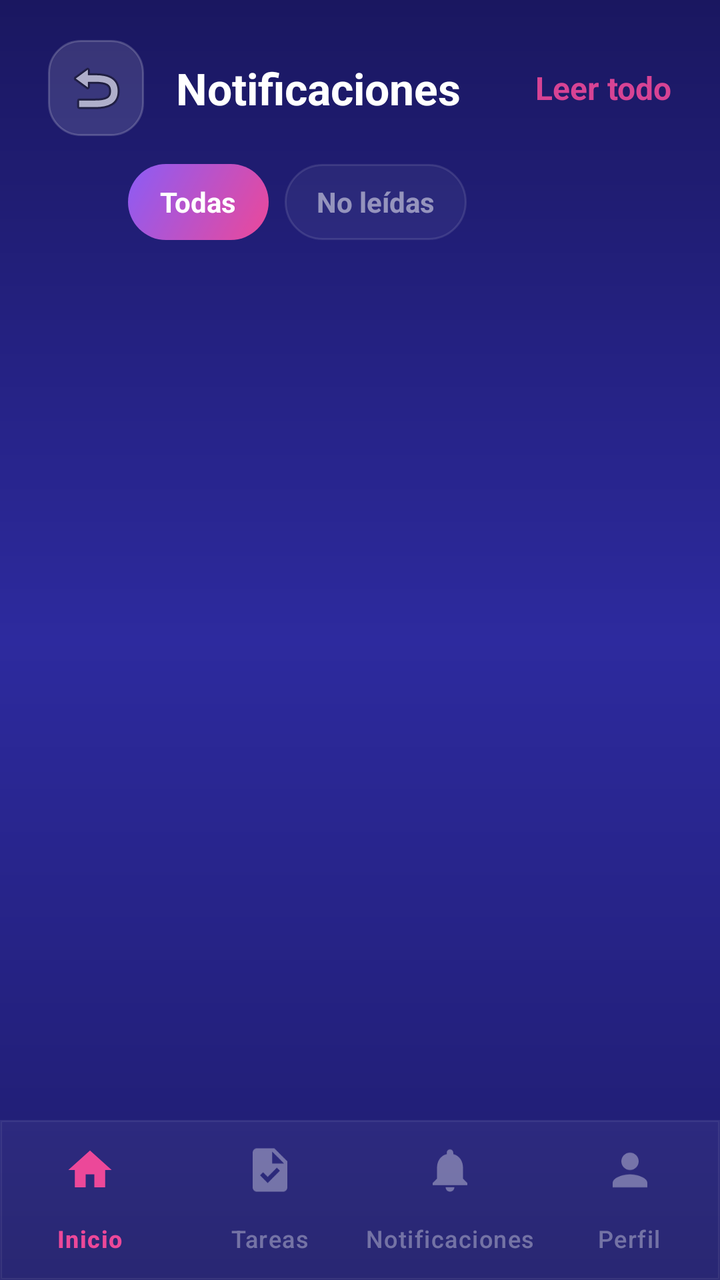
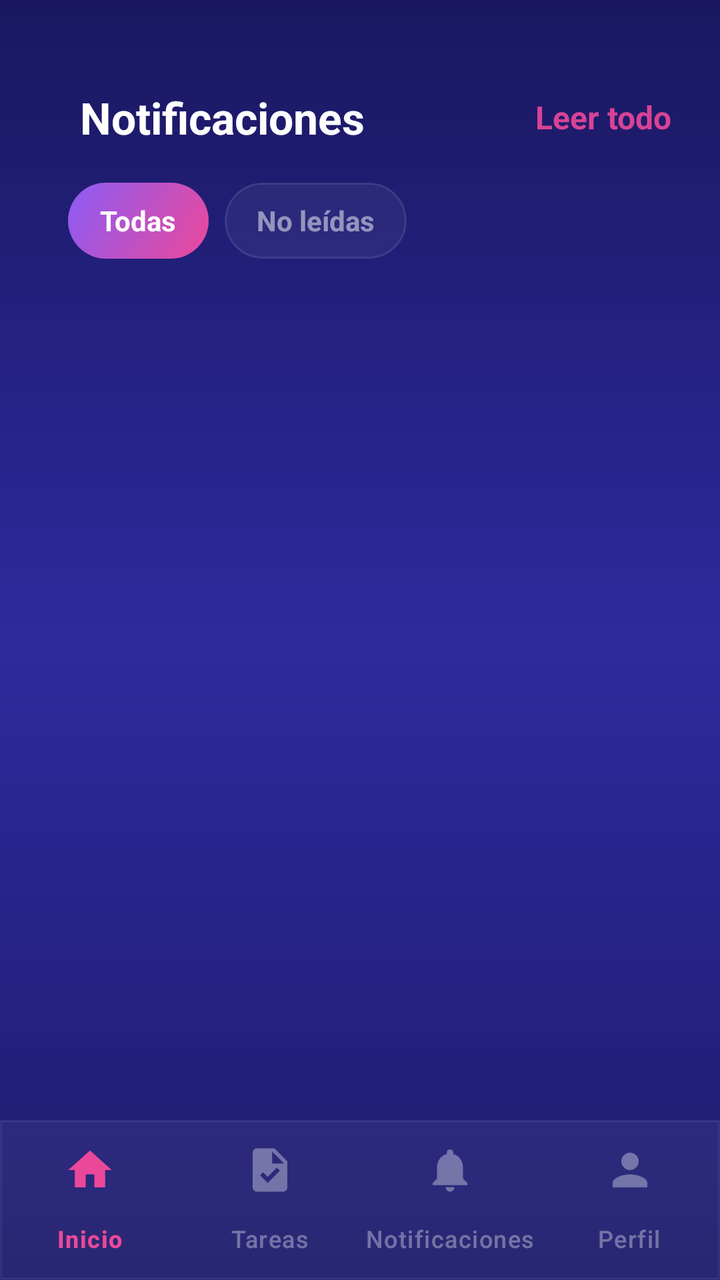

Screens rendered from an Android XML layout before and after an edit, with the pre-edit source and the edit as a unified diff.
<!-- AndroidManifest.xml: application theme Theme.AppTareas -->
<!-- res/layout/notification.xml -->
<?xml version="1.0" encoding="utf-8"?>
<androidx.coordinatorlayout.widget.CoordinatorLayout
    xmlns:android="http://schemas.android.com/apk/res/android"
    android:layout_width="match_parent"
    android:layout_height="match_parent"
    xmlns:app="http://schemas.android.com/apk/res-auto">

    <androidx.core.widget.NestedScrollView
        android:layout_width="match_parent"
        android:layout_height="match_parent"
        android:background="@drawable/bg_gradient_login"
        android:fillViewport="true"
        android:paddingBottom="90dp"
        android:clipToPadding="false">

        <LinearLayout
            android:layout_width="match_parent"
            android:layout_height="wrap_content"
            android:orientation="vertical"
            android:gravity="center_horizontal"
            android:paddingStart="24dp"
            android:paddingEnd="24dp"
            android:paddingTop="20dp"
            android:paddingBottom="40dp">

            <LinearLayout
                android:layout_width="match_parent"
                android:layout_height="wrap_content"
                android:orientation="horizontal"
                android:gravity="center_vertical"
                android:layout_marginBottom="4dp"
                >

                <ImageButton
                    android:id="@+id/btnBack"
                    android:layout_width="48dp"
                    android:layout_height="48dp"
                    android:layout_alignParentStart="true"
                    android:background="@drawable/bg_glass_input"
                    android:src="@android:drawable/ic_menu_revert"
                    android:contentDescription="Volver"

                    android:padding="20dp"/>

                <TextView
                    android:layout_width="0dp"
                    android:layout_height="wrap_content"
                    android:layout_weight="1"
                    android:layout_marginStart="16dp"
                    android:text="Notificaciones"
                    android:textColor="#FFFFFF"
                    android:textSize="22sp"
                    android:textStyle="bold" />


                <TextView
                    android:id="@+id/btnMarkAllRead"
                    android:layout_width="wrap_content"
                    android:layout_height="wrap_content"
                    android:text="Leer todo"
                    android:textColor="#E6EC4899"
                    android:textSize="16sp"
                    android:textStyle="bold"
                    android:clickable="true"
                    android:focusable="true"/>
            </LinearLayout>

            <LinearLayout
                android:layout_width="match_parent"
                android:layout_height="wrap_content"
                android:orientation="horizontal"
                android:paddingStart="40dp"
                android:paddingEnd="20dp"
                android:paddingBottom="10dp"
                android:paddingTop="10dp">

                <TextView
                    android:id="@+id/filterAll"
                    android:layout_width="wrap_content"
                    android:layout_height="38dp"
                    android:layout_marginEnd="8dp"
                    android:gravity="center"
                    android:paddingStart="16dp"
                    android:paddingEnd="16dp"
                    android:text="Todas"
                    android:textSize="14sp"
                    android:textStyle="bold"
                    android:textColor="#FFFFFF"
                    android:background="@drawable/bg_f_active"
                    android:clickable="true"
                    android:focusable="true"/>

                <TextView
                    android:id="@+id/filterUnread"
                    android:layout_width="wrap_content"
                    android:layout_height="38dp"
                    android:gravity="center"
                    android:paddingStart="16dp"
                    android:paddingEnd="16dp"
                    android:text="No leídas"
                    android:textSize="14sp"
                    android:textStyle="bold"
                    android:textColor="#80FFFFFF"
                    android:background="@drawable/bg_f_inactive"
                    android:clickable="true"
                    android:focusable="true"/>

            </LinearLayout>

            

            <androidx.recyclerview.widget.RecyclerView
                android:id="@+id/rvNotifications"
                android:layout_width="match_parent"
                android:layout_height="wrap_content"
                android:paddingStart="20dp"
                android:paddingEnd="20dp"
                android:clipToPadding="false"
                android:nestedScrollingEnabled="false"
                app:layoutManager="androidx.recyclerview.widget.LinearLayoutManager"/>


            <LinearLayout
                android:id="@+id/emptyState"
                android:layout_width="match_parent"
                android:layout_height="wrap_content"
                android:orientation="vertical"
                android:gravity="center_horizontal"
                android:paddingTop="60dp"
                android:paddingBottom="60dp"
                android:visibility="gone">



                <TextView
                    android:layout_width="wrap_content"
                    android:layout_height="wrap_content"
                    android:layout_marginTop="12dp"
                    android:text="Todo al día"
                    android:textColor="#FFFFFF"
                    android:textSize="16sp"
                    android:textStyle="bold"/>

                <TextView
                    android:layout_width="wrap_content"
                    android:layout_height="wrap_content"
                    android:layout_marginTop="6dp"
                    android:text="No tenés notificaciones pendientes"
                    android:textColor="#59FFFFFF"
                    android:textSize="13sp"/>

            </LinearLayout>

        </LinearLayout>















    </androidx.core.widget.NestedScrollView>

    <com.google.android.material.bottomnavigation.BottomNavigationView
        android:id="@+id/bottomNav"
        android:layout_width="match_parent"
        android:layout_height="wrap_content"
        android:layout_gravity="bottom"
        android:background="@drawable/bg_bottom_nav"
        app:labelVisibilityMode="labeled"
        app:elevation="0dp"
        app:menu="@menu/bottom_nav_menu"
        app:itemIconSize="26dp"
        app:itemTextColor="@color/bottom_nav"

        app:itemIconTint="@color/bottom_nav"
        app:itemActiveIndicatorStyle="@android:style/Widget.DeviceDefault"

        >



    </com.google.android.material.bottomnavigation.BottomNavigationView>











</androidx.coordinatorlayout.widget.CoordinatorLayout>
<!-- resources referenced by this layout -->
<resources>
  <!-- drawable bg_bottom_nav (drawable) -->
  <?xml version="1.0" encoding="utf-8"?>
  <shape xmlns:android="http://schemas.android.com/apk/res/android">
      <solid android:color="#0DFFFFFF" />
      <stroke android:width="1dp" android:color="#14FFFFFF" />
  </shape>
  <!-- drawable bg_f_active (drawable) -->
  <?xml version="1.0" encoding="utf-8"?>
  <shape xmlns:android="http://schemas.android.com/apk/res/android"
      android:shape="rectangle">
      <gradient
          android:type="linear"
          android:angle="135"
          android:startColor="#FFEC4899"
          android:endColor="#FF8B5CF6" />
      <corners android:radius="99dp" />
  </shape>
  <!-- drawable bg_f_inactive (drawable) -->
  <?xml version="1.0" encoding="utf-8"?>
  <shape xmlns:android="http://schemas.android.com/apk/res/android"
      android:shape="rectangle">
      <solid android:color="#0DFFFFFF" />
      <stroke
          android:width="1dp"
          android:color="#1CFFFFFF" />
      <corners android:radius="99dp" />
  </shape>
  <!-- drawable bg_glass_input (drawable) -->
  <?xml version="1.0" encoding="utf-8"?>
  <shape xmlns:android="http://schemas.android.com/apk/res/android">
      <solid android:color="#20FFFFFF" />
  
      <corners android:radius="16dp" />
  
      <stroke
          android:width="1dp"
          android:color="#30FFFFFF" />
  </shape>
  <!-- drawable bg_gradient_login (drawable) -->
  <?xml version="1.0" encoding="utf-8"?>
  <shape xmlns:android="http://schemas.android.com/apk/res/android">
  
      <gradient
          android:type="linear"
          android:angle="160"
          android:startColor="#FF1A1760"
          android:centerColor="#FF2D2A9E"
          android:endColor="#FF1E1B6B" />
  
  
  </shape>
  <style name="Theme.AppTareas" parent="Base.Theme.AppTareas" />
  <style name="Base.Theme.AppTareas" parent="Theme.Material3.DayNight.NoActionBar">
          
          
      </style>
</resources>

<!-- the commit's change to res/layout/notification.xml (unified diff, before → after) -->
@@ -1,4 +1,3 @@
-<?xml version="1.0" encoding="utf-8"?>
 <androidx.coordinatorlayout.widget.CoordinatorLayout
     xmlns:android="http://schemas.android.com/apk/res/android"
     android:layout_width="match_parent"
@@ -20,7 +19,7 @@
             android:gravity="center_horizontal"
             android:paddingStart="24dp"
             android:paddingEnd="24dp"
-            android:paddingTop="20dp"
+            android:paddingTop="42dp"
             android:paddingBottom="40dp">
 
             <LinearLayout
@@ -28,19 +27,10 @@
                 android:layout_height="wrap_content"
                 android:orientation="horizontal"
                 android:gravity="center_vertical"
-                android:layout_marginBottom="4dp"
+                android:layout_marginTop="2dp"
+                android:layout_marginBottom="8dp"
                 >
 
-                <ImageButton
-                    android:id="@+id/btnBack"
-                    android:layout_width="48dp"
-                    android:layout_height="48dp"
-                    android:layout_alignParentStart="true"
-                    android:background="@drawable/bg_glass_input"
-                    android:src="@android:drawable/ic_menu_revert"
-                    android:contentDescription="Volver"
-
-                    android:padding="20dp"/>
 
                 <TextView
                     android:layout_width="0dp"
@@ -69,7 +59,7 @@
                 android:layout_width="match_parent"
                 android:layout_height="wrap_content"
                 android:orientation="horizontal"
-                android:paddingStart="40dp"
+                android:paddingStart="10dp"
                 android:paddingEnd="20dp"
                 android:paddingBottom="10dp"
                 android:paddingTop="10dp">
@@ -113,8 +103,8 @@
                 android:id="@+id/rvNotifications"
                 android:layout_width="match_parent"
                 android:layout_height="wrap_content"
-                android:paddingStart="20dp"
-                android:paddingEnd="20dp"
+                android:paddingStart="10dp"
+                android:paddingEnd="10dp"
                 android:clipToPadding="false"
                 android:nestedScrollingEnabled="false"
                 app:layoutManager="androidx.recyclerview.widget.LinearLayoutManager"/>
<!-- resource entries referenced after the edit -->
@@ -27,17 +27,6 @@
           android:color="#1CFFFFFF" />
       <corners android:radius="99dp" />
   </shape>
-  <!-- drawable bg_glass_input (drawable) -->
-  <?xml version="1.0" encoding="utf-8"?>
-  <shape xmlns:android="http://schemas.android.com/apk/res/android">
-      <solid android:color="#20FFFFFF" />
-  
-      <corners android:radius="16dp" />
-  
-      <stroke
-          android:width="1dp"
-          android:color="#30FFFFFF" />
-  </shape>
   <!-- drawable bg_gradient_login (drawable) -->
   <?xml version="1.0" encoding="utf-8"?>
   <shape xmlns:android="http://schemas.android.com/apk/res/android">
